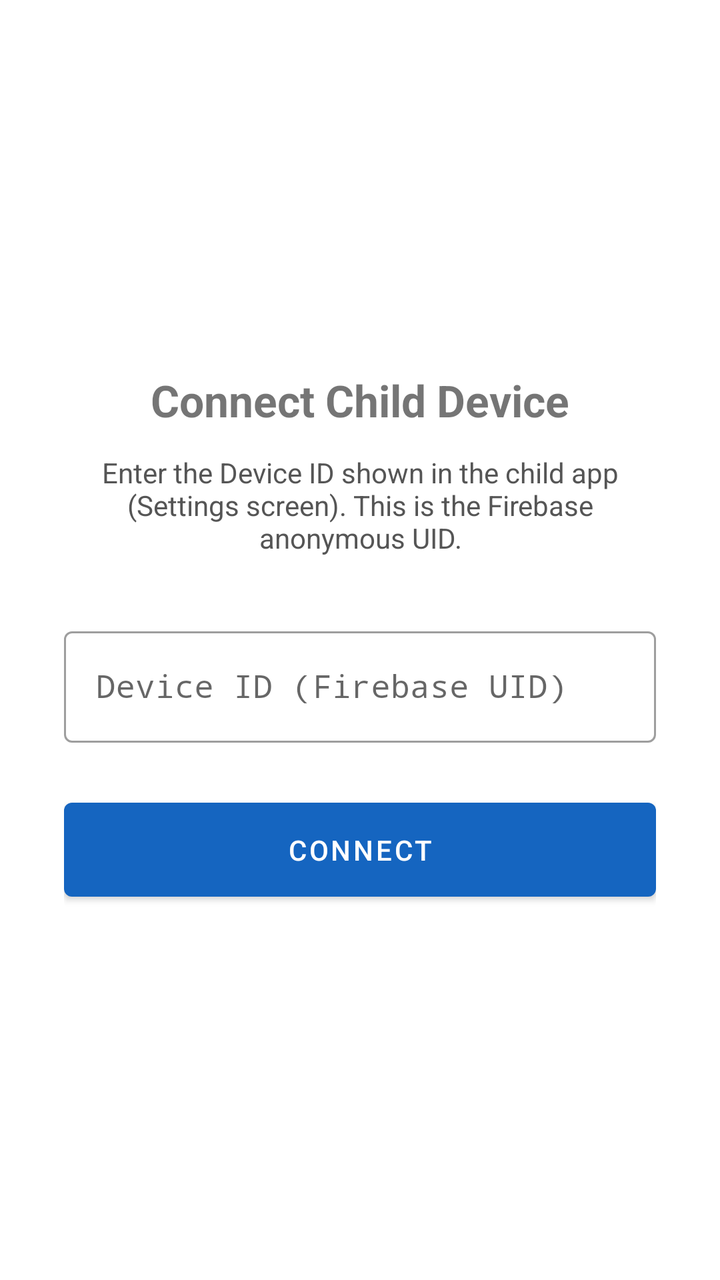
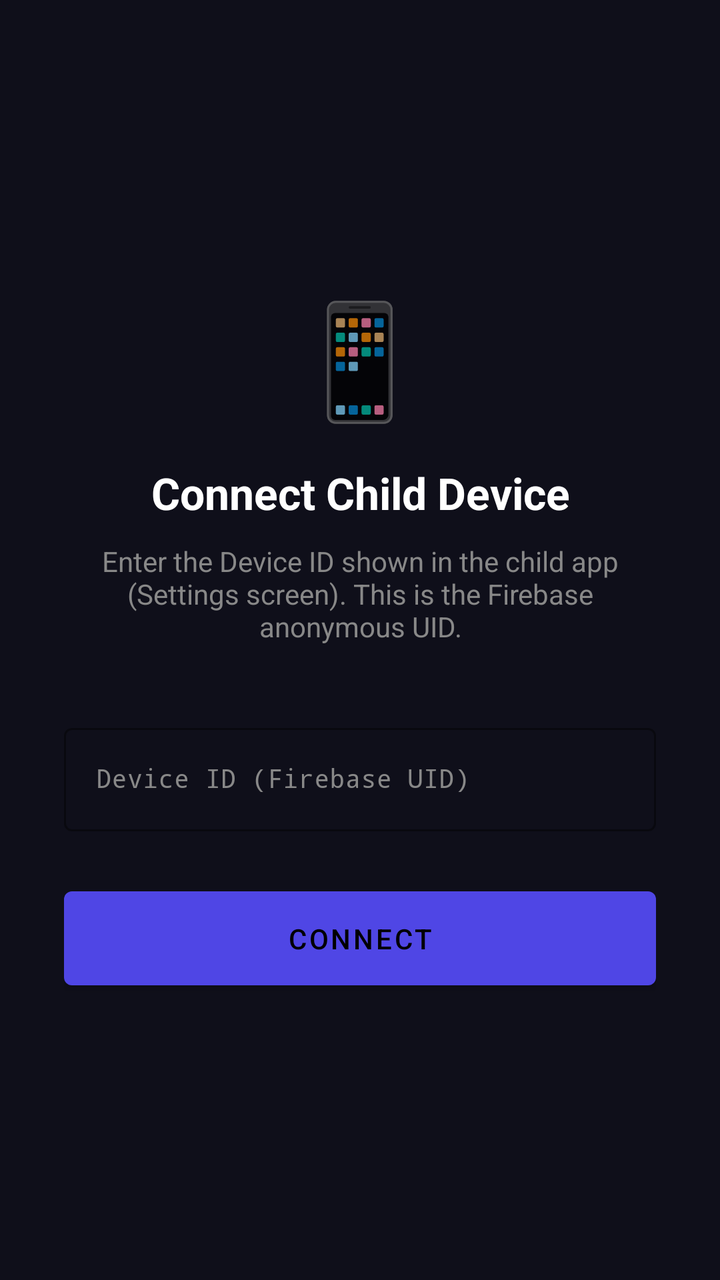

Screens rendered from an Android XML layout before and after an edit, with the pre-edit source and the edit as a unified diff.
<!-- AndroidManifest.xml: application theme Theme.FamilyControlParent -->
<!-- res/layout/activity_connect_child.xml -->
<?xml version="1.0" encoding="utf-8"?>
<LinearLayout xmlns:android="http://schemas.android.com/apk/res/android"
    android:layout_width="match_parent"
    android:layout_height="match_parent"
    android:orientation="vertical"
    android:gravity="center"
    android:padding="32dp">

    <TextView
        android:layout_width="wrap_content"
        android:layout_height="wrap_content"
        android:text="@string/connect_child_title"
        android:textSize="22sp"
        android:textStyle="bold"
        android:layout_marginBottom="12dp" />

    <TextView
        android:layout_width="match_parent"
        android:layout_height="wrap_content"
        android:text="@string/connect_child_hint_text"
        android:textSize="14sp"
        android:textColor="#555555"
        android:gravity="center"
        android:layout_marginBottom="32dp" />

    <com.google.android.material.textfield.TextInputLayout
        android:layout_width="match_parent"
        android:layout_height="wrap_content"
        android:hint="@string/hint_device_id"
        android:layout_marginBottom="24dp"
        style="@style/Widget.MaterialComponents.TextInputLayout.OutlinedBox">

        <com.google.android.material.textfield.TextInputEditText
            android:id="@+id/etDeviceId"
            android:layout_width="match_parent"
            android:layout_height="wrap_content"
            android:inputType="text"
            android:fontFamily="monospace" />
    </com.google.android.material.textfield.TextInputLayout>

    <Button
        android:id="@+id/btnConnect"
        android:layout_width="match_parent"
        android:layout_height="wrap_content"
        android:text="@string/btn_connect"
        android:padding="14dp" />

</LinearLayout>
<!-- resources referenced by this layout -->
<resources>
  <string name="btn_connect">Connect</string>
  <string name="connect_child_hint_text">Enter the Device ID shown in the child app (Settings screen). This is the Firebase anonymous UID.</string>
  <string name="connect_child_title">Connect Child Device</string>
  <string name="hint_device_id">Device ID (Firebase UID)</string>
  <style name="Theme.FamilyControlParent" parent="Theme.MaterialComponents.Light.DarkActionBar">
          <item name="colorPrimary">@color/colorPrimary</item>
          <item name="colorPrimaryDark">@color/colorPrimaryDark</item>
          <item name="colorAccent">@color/colorAccent</item>
      </style>
  <color name="colorPrimary">#1565C0</color>
  <color name="colorPrimaryDark">#0D47A1</color>
  <color name="colorAccent">#42A5F5</color>
</resources>

<!-- the commit's change to res/layout/activity_connect_child.xml (unified diff, before → after) -->
@@ -1,10 +1,19 @@
 <?xml version="1.0" encoding="utf-8"?>
 <LinearLayout xmlns:android="http://schemas.android.com/apk/res/android"
+    xmlns:app="http://schemas.android.com/apk/res-auto"
     android:layout_width="match_parent"
     android:layout_height="match_parent"
     android:orientation="vertical"
     android:gravity="center"
-    android:padding="32dp">
+    android:padding="32dp"
+    android:background="@color/colorBg">
+
+    <TextView
+        android:layout_width="wrap_content"
+        android:layout_height="wrap_content"
+        android:text="📱"
+        android:textSize="56sp"
+        android:layout_marginBottom="16dp" />
 
     <TextView
         android:layout_width="wrap_content"
@@ -12,30 +21,36 @@
         android:text="@string/connect_child_title"
         android:textSize="22sp"
         android:textStyle="bold"
-        android:layout_marginBottom="12dp" />
+        android:textColor="@color/textPrimary"
+        android:gravity="center"
+        android:layout_marginBottom="10dp" />
 
     <TextView
         android:layout_width="match_parent"
         android:layout_height="wrap_content"
         android:text="@string/connect_child_hint_text"
         android:textSize="14sp"
-        android:textColor="#555555"
+        android:textColor="@color/textSecondary"
         android:gravity="center"
-        android:layout_marginBottom="32dp" />
+        android:layout_marginBottom="36dp" />
 
     <com.google.android.material.textfield.TextInputLayout
         android:layout_width="match_parent"
         android:layout_height="wrap_content"
         android:hint="@string/hint_device_id"
         android:layout_marginBottom="24dp"
-        style="@style/Widget.MaterialComponents.TextInputLayout.OutlinedBox">
+        style="@style/DarkTextInput"
+        app:boxStrokeColor="@color/colorBorder"
+        app:hintTextColor="@color/textSecondary">
 
         <com.google.android.material.textfield.TextInputEditText
             android:id="@+id/etDeviceId"
             android:layout_width="match_parent"
             android:layout_height="wrap_content"
             android:inputType="text"
-            android:fontFamily="monospace" />
+            android:fontFamily="monospace"
+            android:textColor="@color/textPrimary"
+            android:textSize="13sp" />
     </com.google.android.material.textfield.TextInputLayout>
 
     <Button
@@ -43,6 +58,7 @@
         android:layout_width="match_parent"
         android:layout_height="wrap_content"
         android:text="@string/btn_connect"
-        android:padding="14dp" />
+        android:padding="14dp"
+        app:backgroundTint="@color/colorPrimary" />
 
 </LinearLayout>
<!-- resource entries referenced after the edit -->
@@ -1,16 +1,32 @@
 <!-- resources referenced by this layout -->
 <resources>
+  <color name="colorBg">#0F0F1A</color>
+  <color name="colorBorder">#2A2A45</color>
   <string name="btn_connect">Connect</string>
   <string name="connect_child_hint_text">Enter the Device ID shown in the child app (Settings screen). This is the Firebase anonymous UID.</string>
   <string name="connect_child_title">Connect Child Device</string>
   <string name="hint_device_id">Device ID (Firebase UID)</string>
-  <style name="Theme.FamilyControlParent" parent="Theme.MaterialComponents.Light.DarkActionBar">
+  <style name="DarkTextInput" parent="Widget.MaterialComponents.TextInputLayout.OutlinedBox">
+          <item name="boxStrokeColor">@color/colorBorder</item>
+          <item name="hintTextColor">@color/textSecondary</item>
+          <item name="android:textColorHint">@color/textSecondary</item>
+      </style>
+  <style name="Theme.FamilyControlParent" parent="Theme.MaterialComponents.NoActionBar">
           <item name="colorPrimary">@color/colorPrimary</item>
           <item name="colorPrimaryDark">@color/colorPrimaryDark</item>
           <item name="colorAccent">@color/colorAccent</item>
+          <item name="android:windowBackground">@color/colorBg</item>
+          <item name="android:statusBarColor">@color/colorBg</item>
+          <item name="android:navigationBarColor">@color/colorBg</item>
+          <item name="android:windowLightStatusBar">false</item>
+          <item name="android:textColorPrimary">@color/textPrimary</item>
+          <item name="android:textColorSecondary">@color/textSecondary</item>
+          <item name="materialAlertDialogTheme">@style/ThemeOverlay.MaterialComponents.MaterialAlertDialog.Dark</item>
       </style>
-  <color name="colorPrimary">#1565C0</color>
-  <color name="colorPrimaryDark">#0D47A1</color>
-  <color name="colorAccent">#42A5F5</color>
+  <color name="colorPrimary">#4F46E5</color>
+  <color name="textPrimary">#FFFFFF</color>
+  <color name="textSecondary">#888888</color>
+  <color name="colorPrimaryDark">#3730A3</color>
+  <color name="colorAccent">#4F46E5</color>
 </resources>
 
